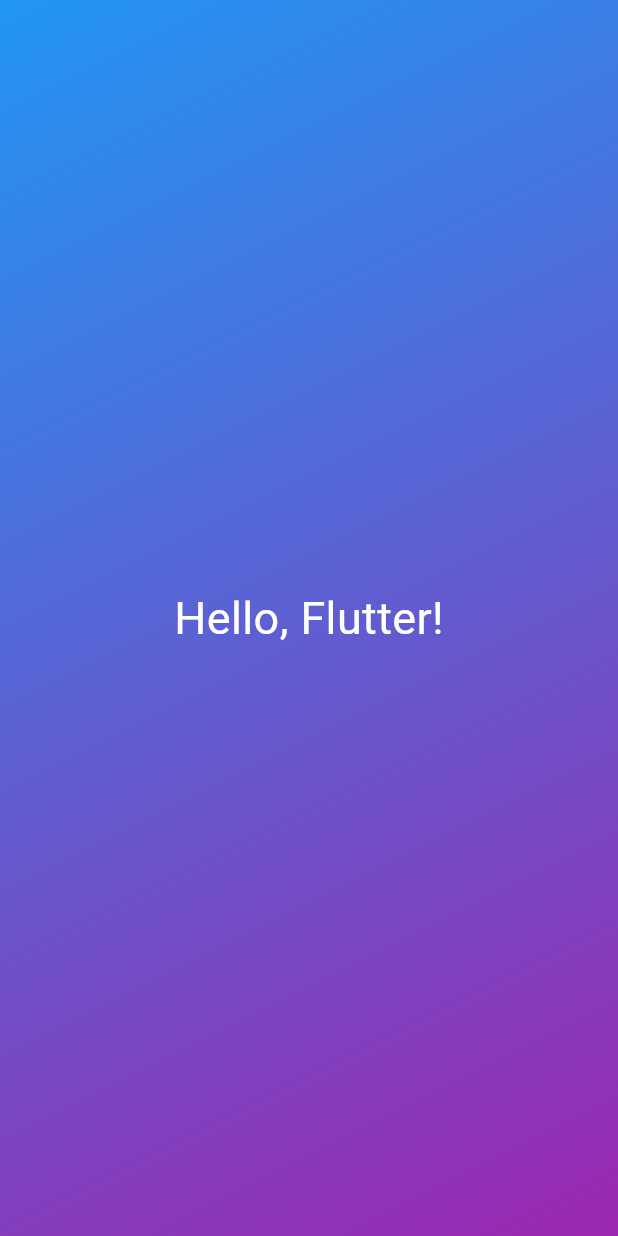
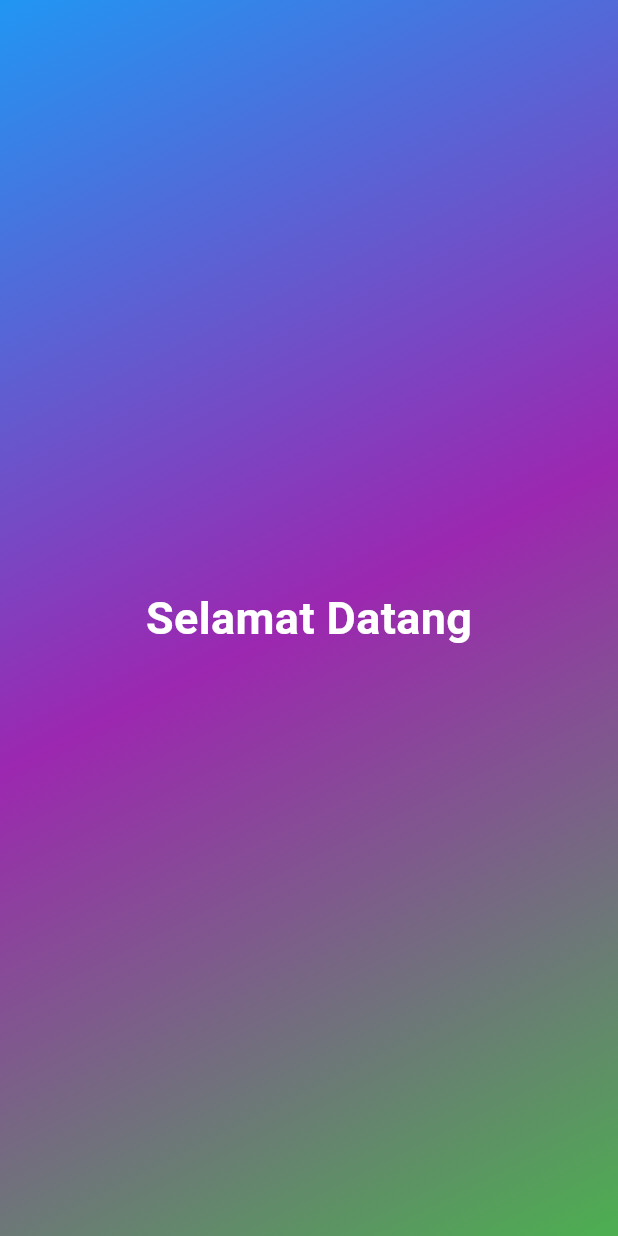
Before and after one commit to RahmatulFirdaus/freak-idea, a Flutter app: the screen it shows after launch, on a phone screen of 412 x 824 dp. Run offline on Flutter 3.47's test engine with Material 3 defaults, Android fonts, the phone set to English and light mode, and no system bars; drawn by our look-alikes of animated_text_kit; our stand-ins replace fluttertoast, google_fonts.

Commit message:
update 0.2

```diff
--- a/lib/main.dart
+++ b/lib/main.dart
@@ -1,9 +1,12 @@
 import 'package:flutter/material.dart';
+import 'package:testing_project/pages/animatedText.dart';
+import 'package:testing_project/pages/appBarGradiasi.dart';
 import 'package:testing_project/pages/bodyGradiasi.dart';
 import 'package:testing_project/pages/formShowDialog.dart';
 import 'package:testing_project/pages/pageViewBuilder.dart';
 import 'package:testing_project/pages/searchMenu.dart';
 import 'package:testing_project/pages/sigitaExecute.dart';
+import 'package:testing_project/pages/splashScreen.dart';
 
 void main() {
   runApp(const MyApp());
@@ -20,9 +23,8 @@ class _MyAppState extends State<MyApp> {
   @override
   Widget build(BuildContext context) {
     return MaterialApp(
-      color: Colors.red,
       debugShowCheckedModeBanner: false,
-      home: Bodygradiasi()
+      home: Animatedtext()
     );
   }
 }
--- /dev/null
+++ b/lib/pages/animatedText.dart
@@ -0,0 +1,45 @@
+import 'package:flutter/material.dart';
+import 'package:animated_text_kit/animated_text_kit.dart';
+
+class Animatedtext extends StatefulWidget {
+  const Animatedtext({super.key});
+
+  @override
+  State<Animatedtext> createState() => _Animatedtext();
+}
+
+class _Animatedtext extends State<Animatedtext> {
+  @override
+  Widget build(BuildContext context) {
+    return Scaffold(
+      body: Container(
+        decoration: BoxDecoration(
+          gradient: LinearGradient(
+            colors: [
+              Colors.blue, // Warna awal
+              Colors.purple, // Warna akhir
+              Colors.green // Tambahkan warna ketiga jika diinginkan
+            ],
+            begin: Alignment.topLeft, // Titik awal gradien
+            end: Alignment.bottomRight, // Titik akhir gradien
+          ),
+        ),
+        child: Center(
+          child: AnimatedTextKit(
+            animatedTexts: [
+              TypewriterAnimatedText(
+                'Selamat Datang',
+                textStyle: TextStyle(
+                  fontSize: 30,
+                  color: Colors.white,
+                  fontWeight: FontWeight.bold,
+                ),
+                speed: const Duration(milliseconds: 200), // Kecepatan mengetik
+              ),
+            ],
+          ),
+        ),
+      ),
+    );
+  }
+}
--- a/pubspec.yaml
+++ b/pubspec.yaml
@@ -28,6 +28,7 @@ environment:
 # the latest version available on pub.dev. To see which dependencies have newer
 # versions available, run `flutter pub outdated`.
 dependencies:
+  animated_text_kit: ^4.2.2
   cupertino_icons: ^1.0.8
   flutter:
     sdk: flutter
```
Also changed, not shown: lib/pages/appBarGradiasi.dart (added, +39 -0 lines), lib/pages/splashScreen.dart (added, +37 -0 lines), pubspec.lock.
